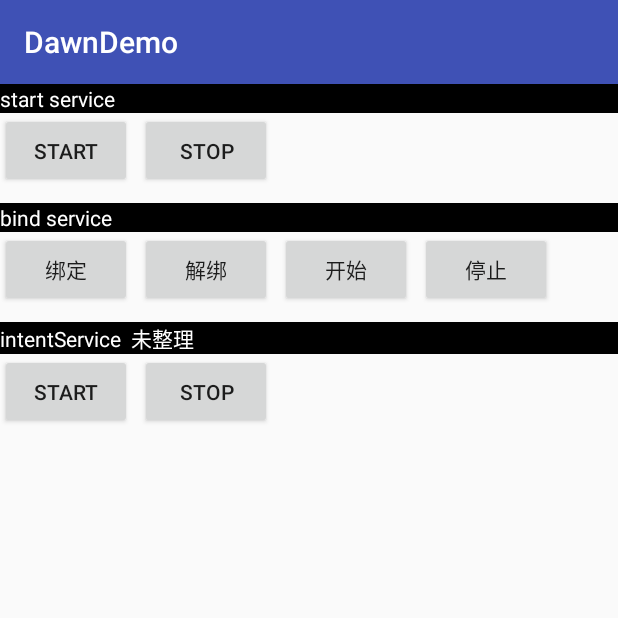
After one commit to WDXSS/Dawn, an Android app: the ServiceActivity screen opened directly, with no data from a screen before it, on a phone screen of 412 x 824 dp, the top half of it. The commit adds this screen. Run offline under Robolectric (Android 15) with nearby library versions, the phone set to English and light mode, and no system bars; our stand-ins replace ButterKnife.

Commit message:
启动service

```diff
--- a/app/src/main/java/com/dawndemo/ui/activityanim/ShareElement1.java
+++ b/app/src/main/java/com/dawndemo/ui/anim/ShareElement1.java
@@ -1,4 +1,4 @@
-package com.dawndemo.ui.activityanim;
+package com.dawndemo.ui.anim;
 
 import android.app.ActivityOptions;
 import android.content.Intent;
--- a/app/src/main/java/com/dawndemo/ui/activityanim/ShareElement2.java
+++ b/app/src/main/java/com/dawndemo/ui/anim/ShareElement2.java
@@ -1,4 +1,4 @@
-package com.dawndemo.ui.activityanim;
+package com.dawndemo.ui.anim;
 
 import android.os.Bundle;
 import android.support.annotation.Nullable;
--- /dev/null
+++ b/app/src/main/java/com/dawndemo/ui/service/ServiceActivity.java
@@ -0,0 +1,125 @@
+package com.dawndemo.ui.service;
+
+import android.content.ComponentName;
+import android.content.Intent;
+import android.content.ServiceConnection;
+import android.os.Bundle;
+import android.os.IBinder;
+import android.support.annotation.Nullable;
+import android.util.Log;
+import android.view.View;
+import android.widget.Button;
+
+import com.dawndemo.R;
+import com.dawndemo.base.BaseActivity;
+
+import butterknife.BindView;
+import butterknife.ButterKnife;
+import butterknife.OnClick;
+
+/**
+ * 测试 Service
+ * Created by zc on 2017/5/11.
+ */
+
+public class ServiceActivity extends BaseActivity {
+    private static final String TAG = "ServiceActivity";
+    @BindView(R.id.start_service)
+    Button mStartService;
+    @BindView(R.id.stop_service)
+    Button mStopService;
+    @BindView(R.id.bind_service)
+    Button mBtnBindService;
+    @BindView(R.id.unbind_service)
+    Button mUnbindService;
+    @BindView(R.id.rebind_service)
+    Button mRebindService;
+    @BindView(R.id.stop_thread)
+    Button mStopThread;
+
+    private Intent startService;
+
+    @Override
+    protected void onCreate(@Nullable Bundle savedInstanceState) {
+        super.onCreate(savedInstanceState);
+        setContentView(R.layout.activity_service);
+        ButterKnife.bind(this);
+
+    }
+
+    @OnClick({R.id.start_service, R.id.stop_service, R.id.bind_service, R.id.unbind_service, R.id.rebind_service,R.id.stop_thread})
+    public void onViewClicked(View view) {
+        switch (view.getId()) {
+            case R.id.start_service:
+                startService();
+                break;
+            case R.id.stop_service:
+                stopService();
+                break;
+            case R.id.bind_service:
+                bindService();
+                break;
+            case R.id.unbind_service:
+                unbindService();
+                break;
+            case R.id.rebind_service:
+                rebindService();
+                break;
+            case R.id.stop_thread:
+                stopService();
+                break;
+        }
+    }
+
+    private void rebindService() {
+        startService = new Intent();
+        startService.setClass(this, BindService.class);
+        startService(startService);
+    }
+
+    private void unbindService() {
+        unbindService(mBindService);
+    }
+
+    private void bindService() {
+        Intent intent = new Intent(this, BindService.class);
+        bindService(intent, mBindService, BIND_AUTO_CREATE);
+    }
+
+    private void stopService() {
+        stopService(startService);
+    }
+
+    private void startService() {
+        startService = new Intent();
+        startService.setClass(this, StartService.class);
+        startService(startService);
+
+    }
+
+    @Override
+    protected void onDestroy() {
+        super.onDestroy();
+
+    }
+
+    ServiceConnection mBindService = new ServiceConnection() {
+
+        @Override
+        public void onServiceConnected(ComponentName name, IBinder service) {
+            Log.i(TAG, "onServiceConnected: " + name.toString());
+            BindService.MyBind bind = (BindService.MyBind) service;
+            BindService bindService = bind.getService();
+
+        }
+
+        @Override
+        public void onServiceDisconnected(ComponentName name) {
+            Log.i(TAG, "onServiceDisconnected: " + name.toString());
+        }
+    };
+
+    private interface Call{
+
+    }
+}
--- /dev/null
+++ b/app/src/main/res/layout/activity_service.xml
@@ -0,0 +1,100 @@
+<?xml version="1.0" encoding="utf-8"?>
+<LinearLayout xmlns:android="http://schemas.android.com/apk/res/android"
+              android:layout_width="match_parent"
+              android:layout_height="match_parent"
+              android:orientation="vertical">
+
+    <TextView
+        android:layout_width="match_parent"
+        android:layout_height="wrap_content"
+        android:background="#000000"
+        android:text="start service "
+        android:textColor="#ffffff"/>
+
+    <LinearLayout
+        android:layout_width="match_parent"
+        android:layout_height="wrap_content"
+        android:orientation="horizontal"
+        >
+
+        <Button
+            android:id="@+id/start_service"
+            android:layout_width="wrap_content"
+            android:layout_height="50dp"
+            android:text="Start"/>
+
+        <Button
+            android:id="@+id/stop_service"
+            android:layout_width="wrap_content"
+            android:layout_height="50dp"
+            android:layout_marginLeft="5dp"
+            android:text="Stop"/>
+    </LinearLayout>
+    <TextView
+        android:layout_width="match_parent"
+        android:layout_height="wrap_content"
+        android:background="#000000"
+        android:layout_marginTop="10dp"
+        android:text="bind service "
+        android:textColor="#ffffff"/>
+
+    <LinearLayout
+        android:layout_width="match_parent"
+        android:layout_height="wrap_content"
+        android:orientation="horizontal"
+        >
+
+        <Button
+            android:id="@+id/bind_service"
+            android:layout_width="wrap_content"
+            android:layout_height="50dp"
+
+            android:text="绑定"/>
+
+        <Button
+            android:id="@+id/unbind_service"
+            android:layout_width="wrap_content"
+            android:layout_height="50dp"
+            android:layout_marginLeft="5dp"
+            android:text="解绑"/>
+
+        <Button
+            android:id="@+id/rebind_service"
+            android:layout_width="wrap_content"
+            android:layout_height="50dp"
+            android:layout_marginLeft="5dp"
+            android:text="开始"/>
+        <Button
+            android:id="@+id/stop_thread"
+            android:layout_width="wrap_content"
+            android:layout_height="50dp"
+            android:layout_marginLeft="5dp"
+            android:text="停止"/>
+    </LinearLayout>
+
+    <TextView
+        android:layout_width="match_parent"
+        android:layout_height="wrap_content"
+        android:background="#000000"
+        android:layout_marginTop="10dp"
+        android:text="intentService  未整理"
+        android:textColor="#ffffff"/>
+
+    <LinearLayout
+        android:layout_width="match_parent"
+        android:layout_height="wrap_content"
+        android:orientation="horizontal"
+        >
+
+        <Button
+            android:layout_width="wrap_content"
+            android:layout_height="50dp"
+            android:text="Start"/>
+
+        <Button
+            android:layout_width="wrap_content"
+            android:layout_height="50dp"
+            android:layout_marginLeft="5dp"
+            android:text="Stop"/>
+    </LinearLayout>
+</LinearLayout>
```
Also changed, not shown: app/src/main/AndroidManifest.xml (+9 -3 lines), app/src/main/java/com/dawndemo/net/retrofit/GitService.java (added, +8 -0 lines), app/src/main/java/com/dawndemo/ui/MainActivity.java (+8 -5 lines), app/src/main/java/com/dawndemo/ui/service/BindService.java (added, +144 -0 lines), app/src/main/java/com/dawndemo/ui/service/ServiceUitl.java (added, +30 -0 lines), app/src/main/java/com/dawndemo/ui/service/StartService.java (added, +88 -0 lines), 3 other files.
